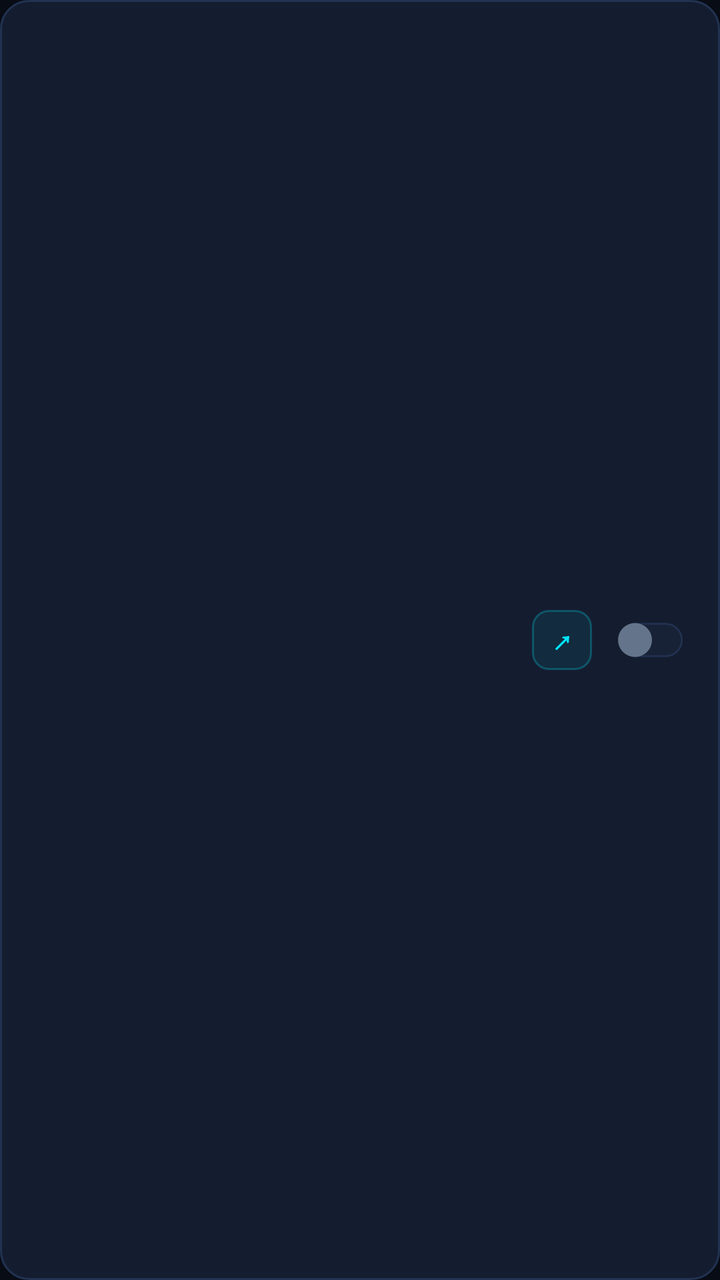
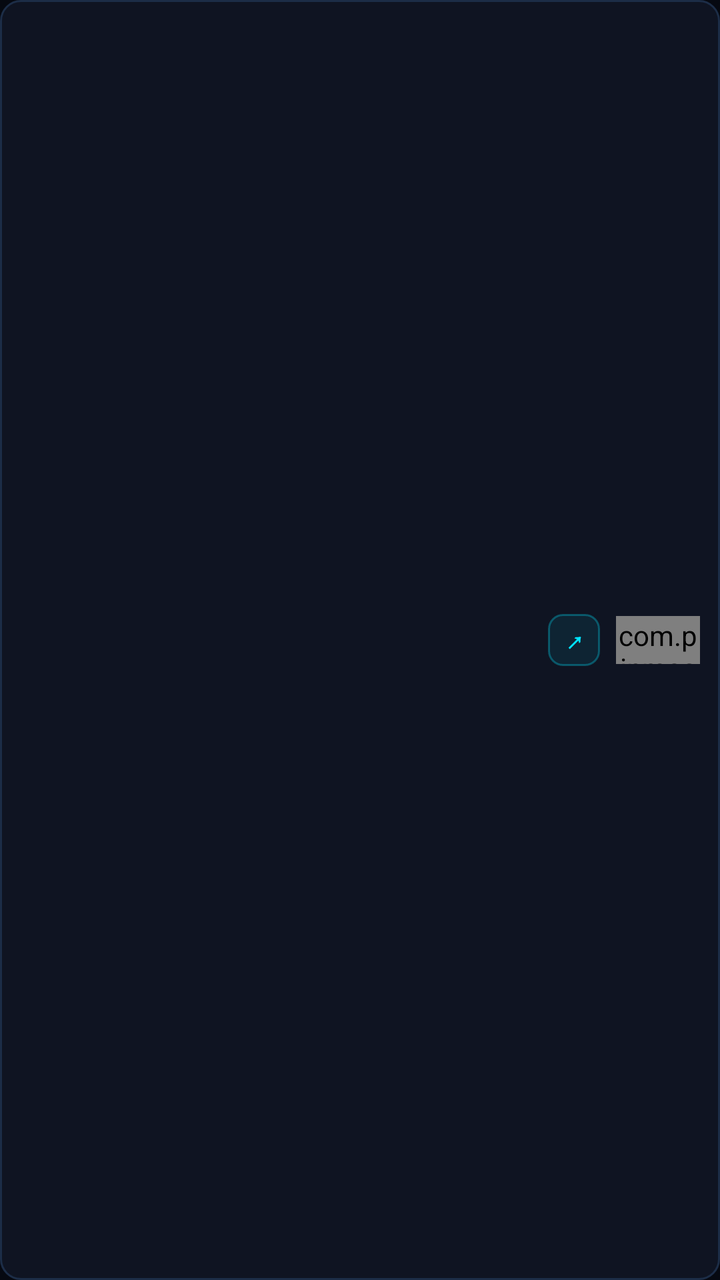

Before-and-after screenshots of an Android layout around one commit, followed by the original layout XML and the change that was made.
<!-- AndroidManifest.xml: application theme Theme.PinMaster -->
<!-- res/layout/item_app.xml -->
<?xml version="1.0" encoding="utf-8"?>
<LinearLayout xmlns:android="http://schemas.android.com/apk/res/android"
    android:id="@+id/item_card_container"
    android:layout_width="match_parent"
    android:layout_height="wrap_content"
    android:orientation="horizontal"
    android:background="@drawable/card_bg"
    android:padding="12dp"
    android:gravity="center_vertical">

    <ImageView
        android:id="@+id/app_icon"
        android:layout_width="40dp"
        android:layout_height="40dp"
        android:scaleType="fitCenter"
        android:layout_marginEnd="12dp" />

    <LinearLayout
        android:layout_width="0dp"
        android:layout_height="wrap_content"
        android:layout_weight="1"
        android:orientation="vertical"
        android:layout_marginEnd="8dp">

        <TextView
            android:id="@+id/app_name"
            android:layout_width="match_parent"
            android:layout_height="wrap_content"
            android:textColor="@color/text_primary"
            android:textSize="14.5sp"
            android:textStyle="bold"
            android:singleLine="true"
            android:maxLines="1"
            android:ellipsize="end" />

        <LinearLayout
            android:layout_width="match_parent"
            android:layout_height="wrap_content"
            android:orientation="horizontal"
            android:gravity="center_vertical"
            android:layout_marginTop="3dp">

            <TextView
                android:id="@+id/tv_lock_mode"
                android:layout_width="wrap_content"
                android:layout_height="wrap_content"
                android:background="@drawable/badge_mode"
                android:textColor="@color/accent_cyan"
                android:textSize="10.5sp"
                android:textStyle="bold"
                android:text="Kilitli"
                android:visibility="gone"
                android:layout_marginEnd="6dp" />

            <TextView
                android:id="@+id/app_package"
                android:layout_width="0dp"
                android:layout_height="wrap_content"
                android:layout_weight="1"
                android:textColor="@color/text_muted"
                android:textSize="11sp"
                android:singleLine="true"
                android:maxLines="1"
                android:ellipsize="end" />

        </LinearLayout>

    </LinearLayout>

    <LinearLayout
        android:layout_width="wrap_content"
        android:layout_height="wrap_content"
        android:orientation="horizontal"
        android:gravity="center_vertical">

        
        <Button
            android:id="@+id/btn_launch_app"
            android:layout_width="30dp"
            android:layout_height="30dp"
            android:background="@drawable/btn_launch"
            android:text="↗"
            android:textSize="15sp"
            android:textStyle="bold"
            android:textColor="@color/accent_cyan"
            android:gravity="center"
            android:includeFontPadding="false"
            android:padding="0dp"
            android:layout_marginEnd="8dp"
            android:stateListAnimator="@null" />

        
        <Switch
            android:id="@+id/app_switch"
            android:layout_width="wrap_content"
            android:layout_height="wrap_content"
            android:track="@drawable/switch_track"
            android:thumb="@drawable/switch_thumb"
            android:splitTrack="false"
            android:showText="false"
            android:scaleX="0.85"
            android:scaleY="0.85"
            android:focusable="false"
            android:clickable="true" />

    </LinearLayout>

</LinearLayout>
<!-- resources referenced by this layout -->
<resources>
  <color name="text_primary">#FFFFFF</color>
  <!-- drawable badge_mode (drawable) -->
  <?xml version="1.0" encoding="utf-8"?>
  <shape xmlns:android="http://schemas.android.com/apk/res/android"
      android:shape="rectangle">
      <solid android:color="#0F243E" />
      <stroke android:width="1dp" android:color="#284872" />
      <corners android:radius="6dp" />
      <padding
          android:left="7dp"
          android:right="7dp"
          android:top="2dp"
          android:bottom="2dp" />
  </shape>
  <!-- drawable btn_launch (drawable) -->
  <?xml version="1.0" encoding="utf-8"?>
  <selector xmlns:android="http://schemas.android.com/apk/res/android">
      <item android:state_pressed="true">
          <shape android:shape="rectangle">
              <solid android:color="#3300E5FF" />
              <stroke android:width="1dp" android:color="@color/accent_cyan" />
              <corners android:radius="8dp" />
          </shape>
      </item>
      <item>
          <shape android:shape="rectangle">
              <solid android:color="#1200E5FF" />
              <stroke android:width="1dp" android:color="#4000E5FF" />
              <corners android:radius="8dp" />
          </shape>
      </item>
  </selector>
  <!-- drawable card_bg (drawable) -->
  <?xml version="1.0" encoding="utf-8"?>
  <shape xmlns:android="http://schemas.android.com/apk/res/android"
      android:shape="rectangle">
      <solid android:color="@color/bg_card" />
      <corners android:radius="14dp" />
      <stroke android:width="1dp" android:color="@color/card_stroke" />
  </shape>
  <!-- drawable switch_thumb (drawable) -->
  <?xml version="1.0" encoding="utf-8"?>
  <selector xmlns:android="http://schemas.android.com/apk/res/android">
      <item android:state_checked="true">
          <inset android:insetLeft="2dp" android:insetRight="2dp" android:insetTop="2dp" android:insetBottom="2dp">
              <shape android:shape="oval">
                  <size android:width="20dp" android:height="20dp" />
                  <solid android:color="@color/switch_thumb_on" />
              </shape>
          </inset>
      </item>
      <item>
          <inset android:insetLeft="2dp" android:insetRight="2dp" android:insetTop="2dp" android:insetBottom="2dp">
              <shape android:shape="oval">
                  <size android:width="20dp" android:height="20dp" />
                  <solid android:color="@color/switch_thumb_off" />
              </shape>
          </inset>
      </item>
  </selector>
  <!-- drawable switch_track (drawable) -->
  <?xml version="1.0" encoding="utf-8"?>
  <selector xmlns:android="http://schemas.android.com/apk/res/android">
      
      <item android:state_checked="true">
          <shape android:shape="rectangle">
              <size android:width="42dp" android:height="24dp" />
              <corners android:radius="12dp" />
              <solid android:color="@color/switch_track_on" />
          </shape>
      </item>
      
      <item>
          <shape android:shape="rectangle">
              <size android:width="42dp" android:height="24dp" />
              <corners android:radius="12dp" />
              <solid android:color="@color/switch_track_off" />
              <stroke android:width="1dp" android:color="@color/card_stroke" />
          </shape>
      </item>
  </selector>
  <style name="Theme.PinMaster" parent="@android:style/Theme.DeviceDefault.NoActionBar">
          <item name="android:windowBackground">@color/bg_dark</item>
          <item name="android:statusBarColor">@color/bg_dark</item>
          <item name="android:navigationBarColor">@color/bg_dark</item>
          <item name="android:windowLightStatusBar">false</item>
          <item name="android:colorAccent">@color/accent_cyan</item>
          <item name="android:switchStyle">@style/ModernSwitch</item>
      </style>
  <color name="bg_card">#141D2F</color>
  <color name="card_stroke">#223252</color>
  <color name="switch_thumb_on">#FFFFFF</color>
  <color name="switch_thumb_off">#64748B</color>
  <color name="switch_track_on">#00E5FF</color>
  <color name="switch_track_off">#182236</color>
  <color name="bg_dark">#080C14</color>
  <style name="ModernSwitch" parent="android:Widget.CompoundButton">
          <item name="android:track">@drawable/switch_track</item>
          <item name="android:thumb">@drawable/switch_thumb</item>
          <item name="android:splitTrack">false</item>
          <item name="android:showText">false</item>
      </style>
  <!-- unchanged entries left out for length: 2 -->
</resources>

<!-- the commit's change to res/layout/item_app.xml (unified diff, before → after) -->
@@ -5,15 +5,15 @@
     android:layout_height="wrap_content"
     android:orientation="horizontal"
     android:background="@drawable/card_bg"
-    android:padding="12dp"
+    android:padding="10dp"
     android:gravity="center_vertical">
 
     <ImageView
         android:id="@+id/app_icon"
-        android:layout_width="40dp"
-        android:layout_height="40dp"
+        android:layout_width="36dp"
+        android:layout_height="36dp"
         android:scaleType="fitCenter"
-        android:layout_marginEnd="12dp" />
+        android:layout_marginEnd="10dp" />
 
     <LinearLayout
         android:layout_width="0dp"
@@ -27,43 +27,22 @@
             android:layout_width="match_parent"
             android:layout_height="wrap_content"
             android:textColor="@color/text_primary"
-            android:textSize="14.5sp"
+            android:textSize="13.5sp"
             android:textStyle="bold"
             android:singleLine="true"
             android:maxLines="1"
             android:ellipsize="end" />
 
-        <LinearLayout
+        <TextView
+            android:id="@+id/app_package"
             android:layout_width="match_parent"
             android:layout_height="wrap_content"
-            android:orientation="horizontal"
-            android:gravity="center_vertical"
-            android:layout_marginTop="3dp">
-
-            <TextView
-                android:id="@+id/tv_lock_mode"
-                android:layout_width="wrap_content"
-                android:layout_height="wrap_content"
-                android:background="@drawable/badge_mode"
-                android:textColor="@color/accent_cyan"
-                android:textSize="10.5sp"
-                android:textStyle="bold"
-                android:text="Kilitli"
-                android:visibility="gone"
-                android:layout_marginEnd="6dp" />
-
-            <TextView
-                android:id="@+id/app_package"
-                android:layout_width="0dp"
-                android:layout_height="wrap_content"
-                android:layout_weight="1"
-                android:textColor="@color/text_muted"
-                android:textSize="11sp"
-                android:singleLine="true"
-                android:maxLines="1"
-                android:ellipsize="end" />
-
-        </LinearLayout>
+            android:textColor="@color/text_muted"
+            android:textSize="10.5sp"
+            android:singleLine="true"
+            android:maxLines="1"
+            android:ellipsize="end"
+            android:layout_marginTop="2dp" />
 
     </LinearLayout>
 
@@ -76,11 +55,11 @@
         
         <Button
             android:id="@+id/btn_launch_app"
-            android:layout_width="30dp"
-            android:layout_height="30dp"
+            android:layout_width="26dp"
+            android:layout_height="26dp"
             android:background="@drawable/btn_launch"
             android:text="↗"
-            android:textSize="15sp"
+            android:textSize="13sp"
             android:textStyle="bold"
             android:textColor="@color/accent_cyan"
             android:gravity="center"
@@ -90,16 +69,10 @@
             android:stateListAnimator="@null" />
 
         
-        <Switch
+        <com.pinmaster.app.CyberSwitch
             android:id="@+id/app_switch"
-            android:layout_width="wrap_content"
-            android:layout_height="wrap_content"
-            android:track="@drawable/switch_track"
-            android:thumb="@drawable/switch_thumb"
-            android:splitTrack="false"
-            android:showText="false"
-            android:scaleX="0.85"
-            android:scaleY="0.85"
+            android:layout_width="42dp"
+            android:layout_height="24dp"
             android:focusable="false"
             android:clickable="true" />
 
<!-- resource entries referenced after the edit -->
@@ -1,19 +1,6 @@
 <!-- resources referenced by this layout -->
 <resources>
-  <color name="text_primary">#FFFFFF</color>
-  <!-- drawable badge_mode (drawable) -->
-  <?xml version="1.0" encoding="utf-8"?>
-  <shape xmlns:android="http://schemas.android.com/apk/res/android"
-      android:shape="rectangle">
-      <solid android:color="#0F243E" />
-      <stroke android:width="1dp" android:color="#284872" />
-      <corners android:radius="6dp" />
-      <padding
-          android:left="7dp"
-          android:right="7dp"
-          android:top="2dp"
-          android:bottom="2dp" />
-  </shape>
+  <color name="text_primary">#F8FAFC</color>
   <!-- drawable btn_launch (drawable) -->
   <?xml version="1.0" encoding="utf-8"?>
   <selector xmlns:android="http://schemas.android.com/apk/res/android">
@@ -21,14 +8,14 @@
           <shape android:shape="rectangle">
               <solid android:color="#3300E5FF" />
               <stroke android:width="1dp" android:color="@color/accent_cyan" />
-              <corners android:radius="8dp" />
+              <corners android:radius="7dp" />
           </shape>
       </item>
       <item>
           <shape android:shape="rectangle">
-              <solid android:color="#1200E5FF" />
-              <stroke android:width="1dp" android:color="#4000E5FF" />
-              <corners android:radius="8dp" />
+              <solid android:color="#1400E5FF" />
+              <stroke android:width="1dp" android:color="#4D00E5FF" />
+              <corners android:radius="7dp" />
           </shape>
       </item>
   </selector>
@@ -37,71 +24,20 @@
   <shape xmlns:android="http://schemas.android.com/apk/res/android"
       android:shape="rectangle">
       <solid android:color="@color/bg_card" />
-      <corners android:radius="14dp" />
+      <corners android:radius="10dp" />
       <stroke android:width="1dp" android:color="@color/card_stroke" />
   </shape>
-  <!-- drawable switch_thumb (drawable) -->
-  <?xml version="1.0" encoding="utf-8"?>
-  <selector xmlns:android="http://schemas.android.com/apk/res/android">
-      <item android:state_checked="true">
-          <inset android:insetLeft="2dp" android:insetRight="2dp" android:insetTop="2dp" android:insetBottom="2dp">
-              <shape android:shape="oval">
-                  <size android:width="20dp" android:height="20dp" />
-                  <solid android:color="@color/switch_thumb_on" />
-              </shape>
-          </inset>
-      </item>
-      <item>
-          <inset android:insetLeft="2dp" android:insetRight="2dp" android:insetTop="2dp" android:insetBottom="2dp">
-              <shape android:shape="oval">
-                  <size android:width="20dp" android:height="20dp" />
-                  <solid android:color="@color/switch_thumb_off" />
-              </shape>
-          </inset>
-      </item>
-  </selector>
-  <!-- drawable switch_track (drawable) -->
-  <?xml version="1.0" encoding="utf-8"?>
-  <selector xmlns:android="http://schemas.android.com/apk/res/android">
-      
-      <item android:state_checked="true">
-          <shape android:shape="rectangle">
-              <size android:width="42dp" android:height="24dp" />
-              <corners android:radius="12dp" />
-              <solid android:color="@color/switch_track_on" />
-          </shape>
-      </item>
-      
-      <item>
-          <shape android:shape="rectangle">
-              <size android:width="42dp" android:height="24dp" />
-              <corners android:radius="12dp" />
-              <solid android:color="@color/switch_track_off" />
-              <stroke android:width="1dp" android:color="@color/card_stroke" />
-          </shape>
-      </item>
-  </selector>
-  <style name="Theme.PinMaster" parent="@android:style/Theme.DeviceDefault.NoActionBar">
+  <style name="Theme.PinMaster" parent="@android:style/Theme.Material.NoActionBar">
           <item name="android:windowBackground">@color/bg_dark</item>
           <item name="android:statusBarColor">@color/bg_dark</item>
           <item name="android:navigationBarColor">@color/bg_dark</item>
           <item name="android:windowLightStatusBar">false</item>
           <item name="android:colorAccent">@color/accent_cyan</item>
-          <item name="android:switchStyle">@style/ModernSwitch</item>
+          <item name="android:colorControlActivated">@color/accent_cyan</item>
       </style>
-  <color name="bg_card">#141D2F</color>
-  <color name="card_stroke">#223252</color>
-  <color name="switch_thumb_on">#FFFFFF</color>
-  <color name="switch_thumb_off">#64748B</color>
-  <color name="switch_track_on">#00E5FF</color>
-  <color name="switch_track_off">#182236</color>
-  <color name="bg_dark">#080C14</color>
-  <style name="ModernSwitch" parent="android:Widget.CompoundButton">
-          <item name="android:track">@drawable/switch_track</item>
-          <item name="android:thumb">@drawable/switch_thumb</item>
-          <item name="android:splitTrack">false</item>
-          <item name="android:showText">false</item>
-      </style>
+  <color name="bg_card">#0F1422</color>
+  <color name="card_stroke">#1C2D47</color>
+  <color name="bg_dark">#060911</color>
   <!-- unchanged entries left out for length: 2 -->
 </resources>
 
